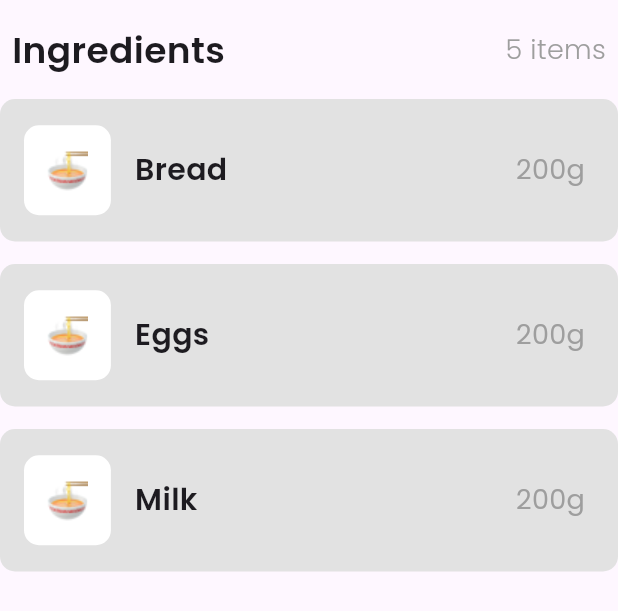
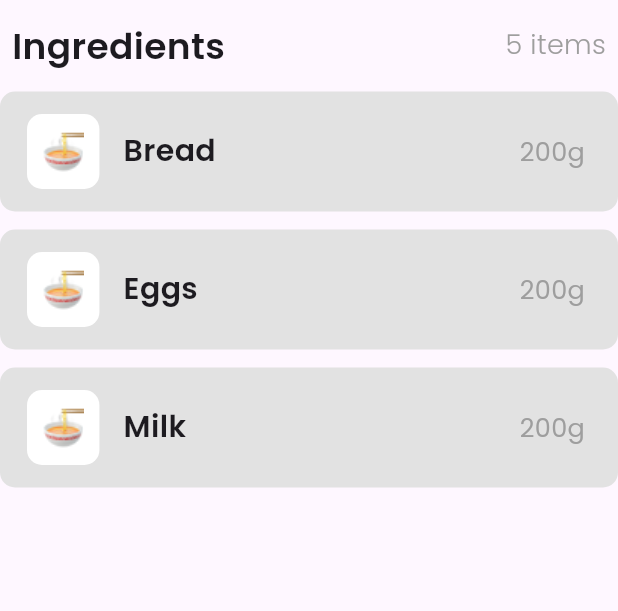
Before and after one commit to Tonyrealzy/Flutter-Food-recipe-project, a Flutter app: what allFoodSection() shows on an empty page, opened directly, on a phone screen of 412 x 824 dp. Shown: the top 611 px of the screen. Run offline on Flutter 3.47's test engine with Material 3 defaults, Android fonts, the phone set to English and light mode, and no system bars; our stand-ins replace google_fonts.

Commit message:
Resized all the widgets to look the same as the template given

```diff
--- a/lib/main.dart
+++ b/lib/main.dart
@@ -1,6 +1,5 @@
 import 'package:flutter/material.dart';
 import 'package:project/pages/homepage.dart';
-
 
 void main() {
   runApp(const MyApp());
@@ -12,9 +11,6 @@ class MyApp extends StatelessWidget {
   // This widget is the root of your application.
   @override
   Widget build(BuildContext context) {
-    return MaterialApp(
-      title: '',
-      home: MyHomePage()
-    );
+    return MaterialApp(title: '', home: MyHomePage());
   }
 }
--- a/lib/widgets/all_food_section_widget.dart
+++ b/lib/widgets/all_food_section_widget.dart
@@ -11,7 +11,7 @@ Widget allFoodSection() {
       children: [
         Padding(
           padding: const EdgeInsets.only(
-              left: 8.0, right: 8.0, top: 16.0, bottom: 16.0),
+              left: 8.0, right: 8.0, top: 13.0, bottom: 14.0),
           child: Row(
             mainAxisAlignment: MainAxisAlignment.spaceBetween,
             children: [
@@ -26,12 +26,11 @@ Widget allFoodSection() {
             ],
           ),
         ),
-        breadContainer(),
-        const SizedBox(height: 15.0),
-        eggsContainer(),
-        const SizedBox(height: 15.0),
-        milkContainer(),
-        const SizedBox(height: 15.0),
+        breadSectionContainer(),
+        const SizedBox(height: 12.0),
+        eggsSectionContainer(),
+        const SizedBox(height: 12.0),
+        milkSectionContainer()
       ],
     ),
   );
--- a/lib/widgets/bread_container_widget.dart
+++ b/lib/widgets/bread_container_widget.dart
@@ -4,9 +4,9 @@ import 'package:google_fonts/google_fonts.dart';
 Widget breadSection() {
   return Row(children: [
     Padding(
-      padding: const EdgeInsets.only(left: 16.0, right: 16.0),
+      padding: const EdgeInsets.only(left: 18.0, right: 16.0),
       child: Container(
-          height: 60,
+          height: 50,
           decoration: BoxDecoration(
             borderRadius: BorderRadius.circular(10.0),
             color: Colors.white,
@@ -18,9 +18,9 @@ Widget breadSection() {
   ]);
 }
 
-Widget breadContainer() {
+Widget breadSectionContainer() {
   return Container(
-    height: 95,
+    height: 80,
     decoration: BoxDecoration(
       borderRadius: BorderRadius.circular(10.0),
       color: const Color.fromARGB(255, 226, 226, 226),
@@ -35,7 +35,7 @@ Widget breadContainer() {
           child: Text("200g",
               style: GoogleFonts.poppins(
                   fontWeight: FontWeight.w400,
-                  fontSize: 18,
+                  fontSize: 17,
                   color: Colors.grey)),
         ),
       ],
--- a/lib/widgets/eggs_container_widget.dart
+++ b/lib/widgets/eggs_container_widget.dart
@@ -4,9 +4,9 @@ import 'package:google_fonts/google_fonts.dart';
 Widget eggsSection() {
   return Row(children: [
     Padding(
-      padding: const EdgeInsets.only(left: 16.0, right: 16.0),
+      padding: const EdgeInsets.only(left: 18.0, right: 16.0),
       child: Container(
-          height: 60,
+          height: 50,
           decoration: BoxDecoration(
             borderRadius: BorderRadius.circular(10.0),
             color: Colors.white,
@@ -18,9 +18,9 @@ Widget eggsSection() {
   ]);
 }
 
-Widget eggsContainer() {
+Widget eggsSectionContainer() {
   return Container(
-    height: 95,
+    height: 80,
     decoration: BoxDecoration(
       borderRadius: BorderRadius.circular(10.0),
       color: const Color.fromARGB(255, 226, 226, 226),
@@ -35,7 +35,7 @@ Widget eggsContainer() {
           child: Text("200g",
               style: GoogleFonts.poppins(
                   fontWeight: FontWeight.w400,
-                  fontSize: 18,
+                  fontSize: 17,
                   color: Colors.grey)),
         ),
       ],
--- a/lib/widgets/follow_button_widget.dart
+++ b/lib/widgets/follow_button_widget.dart
@@ -12,7 +12,7 @@ Widget followButton() {
       backgroundColor: MaterialStateProperty.all<Color>(Colors.red),
       shape: MaterialStateProperty.all<RoundedRectangleBorder>(
           RoundedRectangleBorder(borderRadius: BorderRadius.circular(12))),
-      fixedSize: MaterialStateProperty.all<Size>(const Size.fromHeight(45.0)),
+      fixedSize: MaterialStateProperty.all<Size>(const Size.fromHeight(47.0)),
     ),
     child: Text("Follow",
         style: GoogleFonts.poppins(
--- a/lib/widgets/header_section_widget.dart
+++ b/lib/widgets/header_section_widget.dart
@@ -3,5 +3,6 @@ import 'package:google_fonts/google_fonts.dart';
 
 Widget headerSection() {
   return Text("How to make french toast",
-      style: GoogleFonts.poppins(fontSize: 30, fontWeight: FontWeight.w700, height: 1.2));
+      style: GoogleFonts.poppins(
+          fontSize: 30, fontWeight: FontWeight.w600, height: 1.2));
 }
--- a/lib/widgets/milk_container_widget.dart
+++ b/lib/widgets/milk_container_widget.dart
@@ -4,9 +4,9 @@ import 'package:google_fonts/google_fonts.dart';
 Widget milkSection() {
   return Row(children: [
     Padding(
-      padding: const EdgeInsets.only(left: 16.0, right: 16.0),
+      padding: const EdgeInsets.only(left: 18.0, right: 16.0),
       child: Container(
-          height: 60,
+          height: 50,
           decoration: BoxDecoration(
             borderRadius: BorderRadius.circular(10.0),
             color: Colors.white,
@@ -18,9 +18,9 @@ Widget milkSection() {
   ]);
 }
 
-Widget milkContainer() {
+Widget milkSectionContainer() {
   return Container(
-    height: 95,
+    height: 80,
     decoration: BoxDecoration(
       borderRadius: BorderRadius.circular(10.0),
       color: const Color.fromARGB(255, 226, 226, 226),
@@ -35,7 +35,7 @@ Widget milkContainer() {
           child: Text("200g",
               style: GoogleFonts.poppins(
                   fontWeight: FontWeight.w400,
-                  fontSize: 18,
+                  fontSize: 17,
                   color: Colors.grey)),
         ),
       ],
--- a/lib/widgets/play_video_widget.dart
+++ b/lib/widgets/play_video_widget.dart
@@ -36,8 +36,8 @@ Widget videoSection(double deviceHeight, double deviceWidth) {
     children: [
       Positioned(child: videoSection(deviceHeight, deviceWidth)),
       Positioned(
-            top: deviceHeight * 0.115,
-            left: deviceWidth * 0.360,
+          top: deviceHeight * 0.110,
+          left: deviceWidth * 0.375,
           child: playButton(deviceHeight, deviceWidth))
     ],
   );
```
Also changed, not shown: lib/widgets/about_section_widget.dart (+8 -5 lines), lib/widgets/profile_section_widget.dart (+10 -1 lines), lib/pages/homepage.dart (line endings or trailing spaces). Lines whose indentation alone changed are shown as unchanged.
